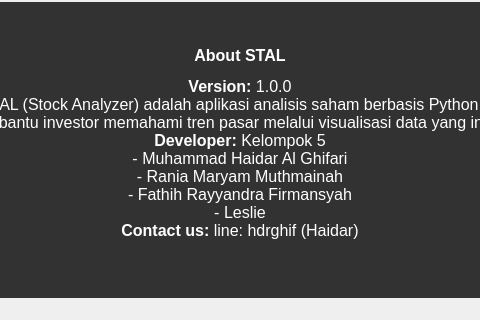
This is ui/MainMenu.ui in eDarrrrr/ProjectSTAL as Qt 5 draws it before an edit; both pictures show x 551 to 1031 and y 389 to 709 of the 1376 by 709 pixel window. The edited form follows.
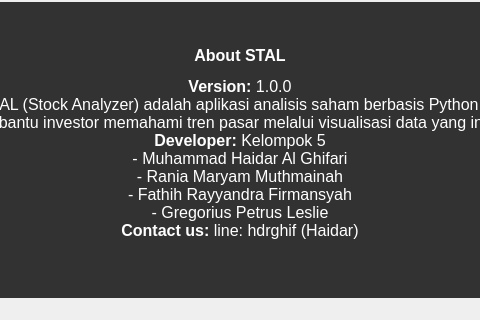
This is the edited form. Icons and pictures are not drawn.

```diff
--- a/ui/MainMenu.ui
+++ b/ui/MainMenu.ui
@@ -285,7 +285,7 @@
        <property name="geometry">
         <rect>
          <x>0</x>
-         <y>-323</y>
+         <y>0</y>
          <width>1089</width>
          <height>1372</height>
         </rect>
@@ -814,7 +814,7 @@
 border-radius: 25px;</string>
             </property>
             <property name="text">
-             <string>&lt;html&gt;&lt;head/&gt;&lt;body&gt;&lt;p align=&quot;center&quot;&gt;&lt;span style=&quot; font-weight:600;&quot;&gt;About STAL&lt;/span&gt;&lt;/p&gt;&lt;p align=&quot;center&quot;&gt;&lt;span style=&quot; font-weight:600;&quot;&gt;Version:&lt;/span&gt; 1.0.0&lt;br/&gt;&lt;span style=&quot; font-weight:600;&quot;&gt;Description:&lt;/span&gt; STAL (Stock Analyzer) adalah aplikasi analisis saham berbasis Python dan PyQt5 yang&lt;br/&gt;membantu investor memahami tren pasar melalui visualisasi data yang intuitif.&lt;br/&gt;&lt;span style=&quot; font-weight:600;&quot;&gt;Developer:&lt;/span&gt; Kelompok 5&lt;br/&gt;- Muhammad Haidar Al Ghifari&lt;br/&gt;- Rania Maryam Muthmainah&lt;br/&gt;- Fathih Rayyandra Firmansyah&lt;br/&gt;- Leslie&lt;br/&gt;&lt;span style=&quot; font-weight:600;&quot;&gt;Contact us:&lt;/span&gt; line: hdrghif (Haidar)&lt;br/&gt;&lt;/p&gt;&lt;/body&gt;&lt;/html&gt;</string>
+             <string>&lt;html&gt;&lt;head/&gt;&lt;body&gt;&lt;p align=&quot;center&quot;&gt;&lt;span style=&quot; font-weight:600;&quot;&gt;About STAL&lt;/span&gt;&lt;/p&gt;&lt;p align=&quot;center&quot;&gt;&lt;span style=&quot; font-weight:600;&quot;&gt;Version:&lt;/span&gt; 1.0.0&lt;br/&gt;&lt;span style=&quot; font-weight:600;&quot;&gt;Description:&lt;/span&gt; STAL (Stock Analyzer) adalah aplikasi analisis saham berbasis Python dan PyQt5 yang&lt;br/&gt;membantu investor memahami tren pasar melalui visualisasi data yang intuitif.&lt;br/&gt;&lt;span style=&quot; font-weight:600;&quot;&gt;Developer:&lt;/span&gt; Kelompok 5&lt;br/&gt;- Muhammad Haidar Al Ghifari&lt;br/&gt;- Rania Maryam Muthmainah&lt;br/&gt;- Fathih Rayyandra Firmansyah&lt;br/&gt;- Gregorius Petrus Leslie&lt;br/&gt;&lt;span style=&quot; font-weight:600;&quot;&gt;Contact us:&lt;/span&gt; line: hdrghif (Haidar)&lt;br/&gt;&lt;/p&gt;&lt;/body&gt;&lt;/html&gt;</string>
             </property>
             <property name="textFormat">
              <enum>Qt::RichText</enum>
```
